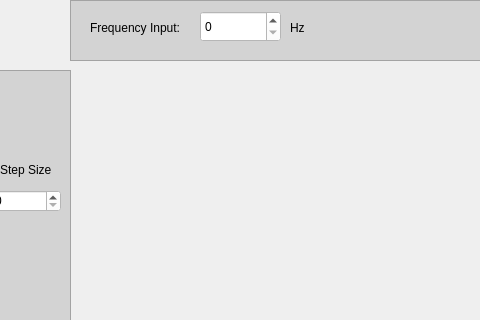
Before: the Qt Designer form softwareDesktopGUI/AntennaAnalyzer/AntennaAnalyze.ui in hamzashahid711/AntennaRadiationPatterns, drawn with Qt 5; both pictures show x 230 to 710 and y 0 to 320 of the 1235 by 600 pixel window.
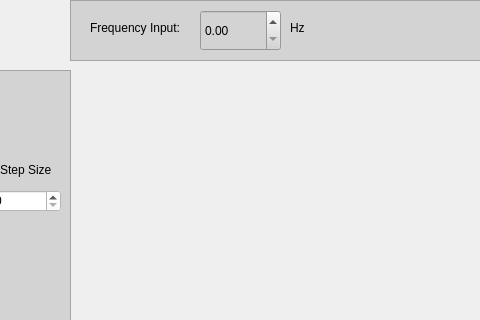
After: the same form once the commit is applied.

Commit message: map frequency spinBox working

```diff
--- a/softwareDesktopGUI/AntennaAnalyzer/AntennaAnalyze.ui
+++ b/softwareDesktopGUI/AntennaAnalyzer/AntennaAnalyze.ui
@@ -367,18 +367,15 @@
      <string>Hz</string>
     </property>
    </widget>
-   <widget class="QSpinBox" name="spinBox_5">
+   <widget class="QDoubleSpinBox" name="doubleSpinBox">
     <property name="geometry">
      <rect>
       <x>130</x>
-      <y>11</y>
+      <y>10</y>
       <width>81</width>
-      <height>31</height>
+      <height>41</height>
      </rect>
     </property>
-    <property name="styleSheet">
-     <string notr="true">background-color:rgb(255,255,255)</string>
-    </property>
    </widget>
   </widget>
   <widget class="QLabel" name="imagePlot">
```
The commit also changes 3 other files.
